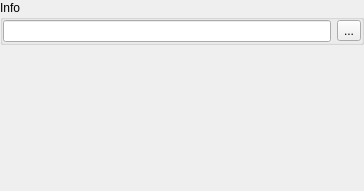
Above: xinfodboptionswidget.ui from horsicq/XInfoDB before the change. Below: the same form after it.
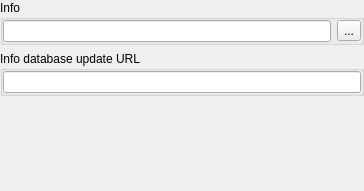
That is the form after the change.

Commit message: feat: add info database update URL option

Diff of the .ui file:
```diff
--- a/xinfodboptionswidget.ui
+++ b/xinfodboptionswidget.ui
@@ -90,6 +90,30 @@
          </layout>
         </widget>
        </item>
+       <item>
+        <widget class="QGroupBox" name="groupBoxInfoDatabaseUpdateUrl">
+         <property name="title">
+          <string>Info database update URL</string>
+         </property>
+         <layout class="QHBoxLayout" name="horizontalLayout_infoupdateurl">
+          <property name="leftMargin">
+           <number>0</number>
+          </property>
+          <property name="topMargin">
+           <number>0</number>
+          </property>
+          <property name="rightMargin">
+           <number>0</number>
+          </property>
+          <property name="bottomMargin">
+           <number>0</number>
+          </property>
+          <item>
+           <widget class="QLineEdit" name="lineEditInfoDatabaseUpdateUrl"/>
+          </item>
+         </layout>
+        </widget>
+       </item>
        <item>
         <spacer name="verticalSpacer_2">
          <property name="orientation">
```
The commit also changes 1 other file.
